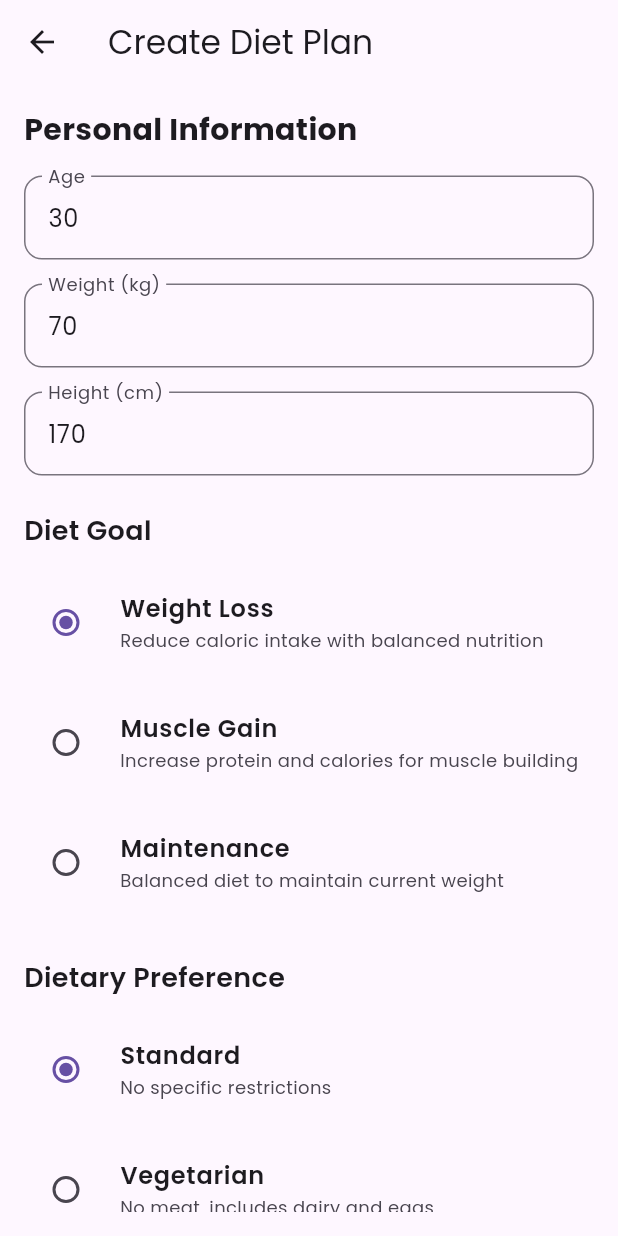
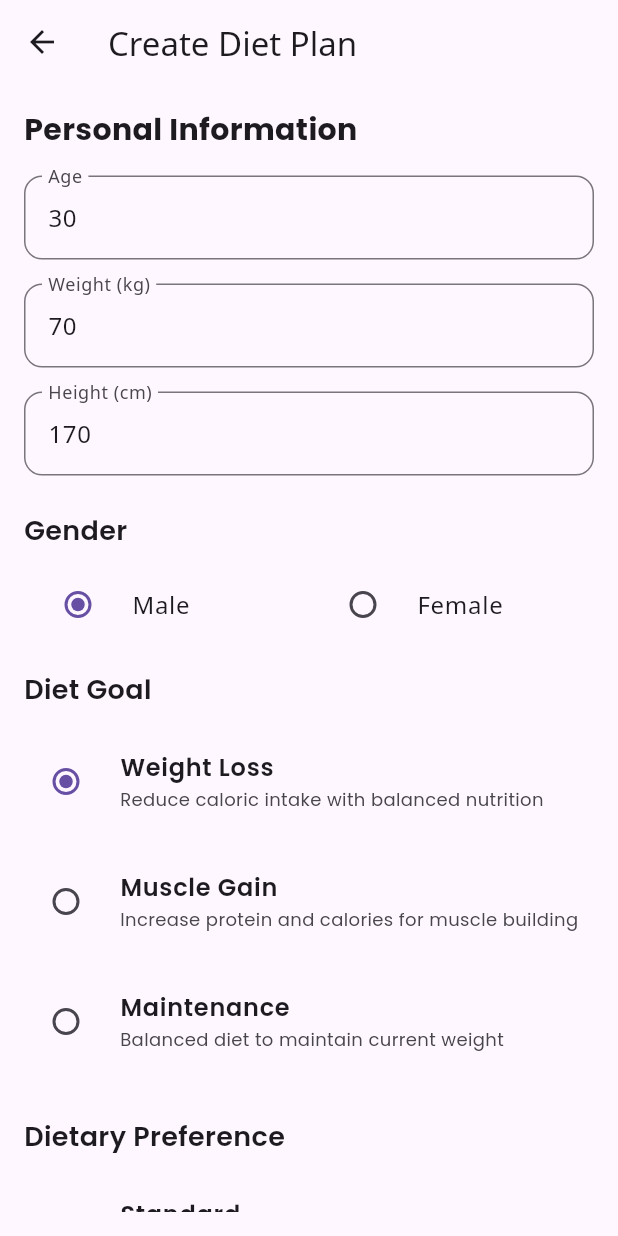
Before and after one commit to ChauhanRutvik001/learningApp, a Flutter app: the DietPlanFormScreen screen opened by its route, on a phone screen of 412 x 824 dp. Run offline on Flutter 3.47's test engine with Material 3 defaults, Android fonts, the phone set to English and light mode, and no system bars; our stand-ins replace firebase_auth, firebase_core, flutter_svg, google_fonts, google_sign_in, image_picker; accounts and stored records are empty.

Commit message:
responce success

```diff
--- a/lib/main.dart
+++ b/lib/main.dart
@@ -38,7 +38,9 @@ class MyApp extends StatelessWidget {
         theme: ThemeData(
           primarySwatch: Colors.green,
           visualDensity: VisualDensity.adaptivePlatformDensity,
-          textTheme: GoogleFonts.poppinsTextTheme(
+          fontFamily:
+              'Noto Sans', // Google's Noto fonts have good multi-language support
+          textTheme: GoogleFonts.notoSansTextTheme(
             Theme.of(context).textTheme,
           ),
         ),
--- a/lib/models/user_profile.dart
+++ b/lib/models/user_profile.dart
@@ -1,23 +1,29 @@
 enum DietGoal { weightLoss, muscleGain, maintenance }
 
 enum DietaryPreference { standard, vegetarian, vegan, keto, paleo }
+
+enum Gender { male, female }
 
 class UserProfile {
   final int age;
   final double weight; // in kg
   final double height; // in cm
+  final Gender gender;
   final DietGoal goal;
   final DietaryPreference dietaryPreference;
   final List<String> allergies;
+  final String language; // Added language field
   final int targetCalories;
 
   UserProfile({
     required this.age,
     required this.weight,
     required this.height,
+    required this.gender,
     required this.goal,
     required this.dietaryPreference,
     this.allergies = const [],
+    this.language = 'English', // Default to English
     this.targetCalories = 0,
   });
 }
--- a/lib/screens/diet_plan/diet_plan_form_screen.dart
+++ b/lib/screens/diet_plan/diet_plan_form_screen.dart
@@ -22,6 +22,9 @@ class _DietPlanFormScreenState extends State<DietPlanFormScreen> {
   DietaryPreference _selectedDietType = DietaryPreference.standard;
   final List<String> _allergies = [];
   bool _isLoading = false;
+  Gender _selectedGender = Gender.male;
+  String _selectedLanguage = 'English';
+  List<String> _availableLanguages = ['English', 'हिंदी', 'ગુજરાતી'];
 
   @override
   Widget build(BuildContext context) {
@@ -114,6 +117,45 @@ class _DietPlanFormScreenState extends State<DietPlanFormScreen> {
                 ),
                 const SizedBox(height: 24),
 
+                // Gender selection
+                Text(
+                  'Gender',
+                  style: GoogleFonts.poppins(
+                    fontSize: 18,
+                    fontWeight: FontWeight.w600,
+                  ),
+                ),
+                const SizedBox(height: 8),
+                Row(
+                  children: [
+                    Expanded(
+                      child: RadioListTile<Gender>(
+                        value: Gender.male,
+                        groupValue: _selectedGender,
+                        title: Text('Male'),
+                        onChanged: (value) {
+                          setState(() {
+                            _selectedGender = value!;
+                          });
+                        },
+                      ),
+                    ),
+                    Expanded(
+                      child: RadioListTile<Gender>(
+                        value: Gender.female,
+                        groupValue: _selectedGender,
+                        title: Text('Female'),
+                        onChanged: (value) {
+                          setState(() {
+                            _selectedGender = value!;
+                          });
+                        },
+                      ),
+                    ),
+                  ],
+                ),
+                const SizedBox(height: 16),
+
                 // Diet goal selection
                 Text(
                   'Diet Goal',
@@ -137,6 +179,40 @@ class _DietPlanFormScreenState extends State<DietPlanFormScreen> {
                 const SizedBox(height: 8),
                 _buildDietaryPreferenceSelector(),
                 const SizedBox(height: 32),
+
+                Text(
+                  'Language / भाषा / ભાષા',
+                  style: GoogleFonts.poppins(
+                    fontSize: 18,
+                    fontWeight: FontWeight.w600,
+                  ),
+                ),
+                const SizedBox(height: 8),
+                Container(
+                  padding: EdgeInsets.symmetric(horizontal: 12),
+                  decoration: BoxDecoration(
+                    border: Border.all(color: Colors.grey),
+                    borderRadius: BorderRadius.circular(12),
+                  ),
+                  child: DropdownButtonHideUnderline(
+                    child: DropdownButton<String>(
+                      isExpanded: true,
+                      value: _selectedLanguage,
+                      items: _availableLanguages.map((String language) {
+                        return DropdownMenuItem<String>(
+                          value: language,
+                          child: Text(language),
+                        );
+                      }).toList(),
+                      onChanged: (String? newValue) {
+                        setState(() {
+                          _selectedLanguage = newValue!;
+                        });
+                      },
+                    ),
+                  ),
+                ),
+                const SizedBox(height: 24),
 
                 // Generate plan button
                 ElevatedButton(
@@ -284,9 +360,11 @@ class _DietPlanFormScreenState extends State<DietPlanFormScreen> {
           age: int.parse(_ageController.text),
           weight: double.parse(_weightController.text),
           height: double.parse(_heightController.text),
+          gender: _selectedGender,
           goal: _selectedGoal,
           dietaryPreference: _selectedDietType,
           allergies: _allergies,
+          language: _selectedLanguage, // Add the selected language
         );
 
         // Update profile in provider
--- a/pubspec.yaml
+++ b/pubspec.yaml
@@ -44,6 +44,10 @@ dependencies:
   provider: ^6.1.4
   image_picker: ^1.0.4  # Add this line
   http: ^1.1.0
+  geolocator: ^10.0.0
+  geocoding: ^2.1.0
+
+
 
 dev_dependencies:
   flutter_test:
```
Also changed, not shown: lib/services/gemini_service.dart (+67 -20 lines), pubspec.lock, 3 other files.
